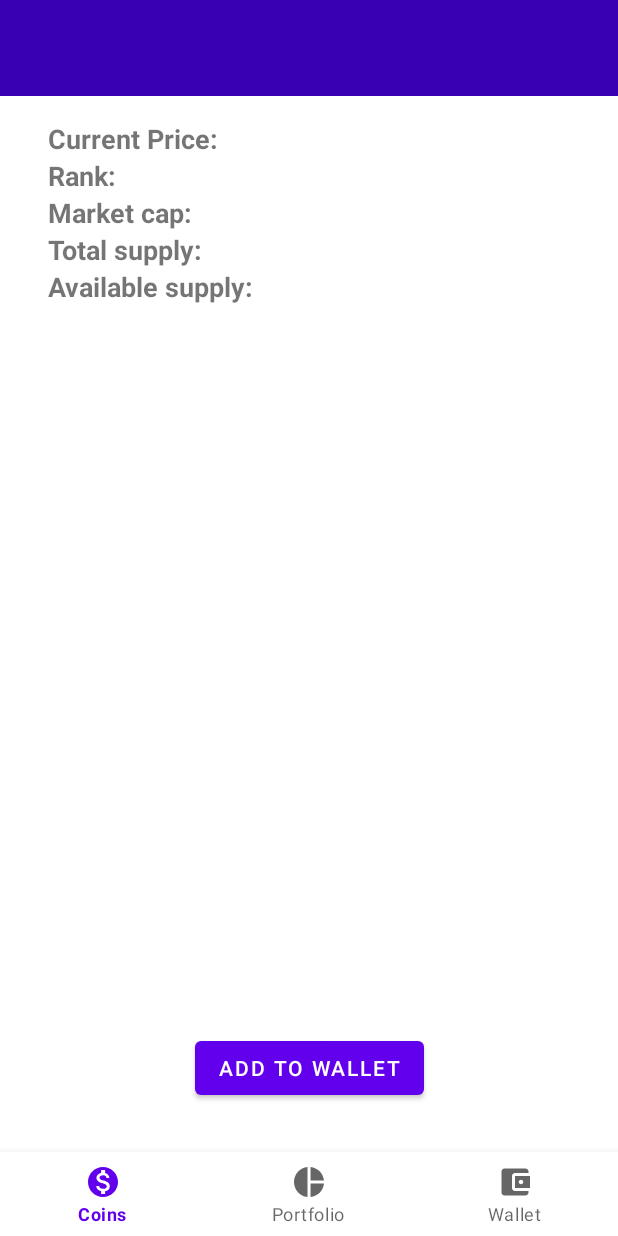
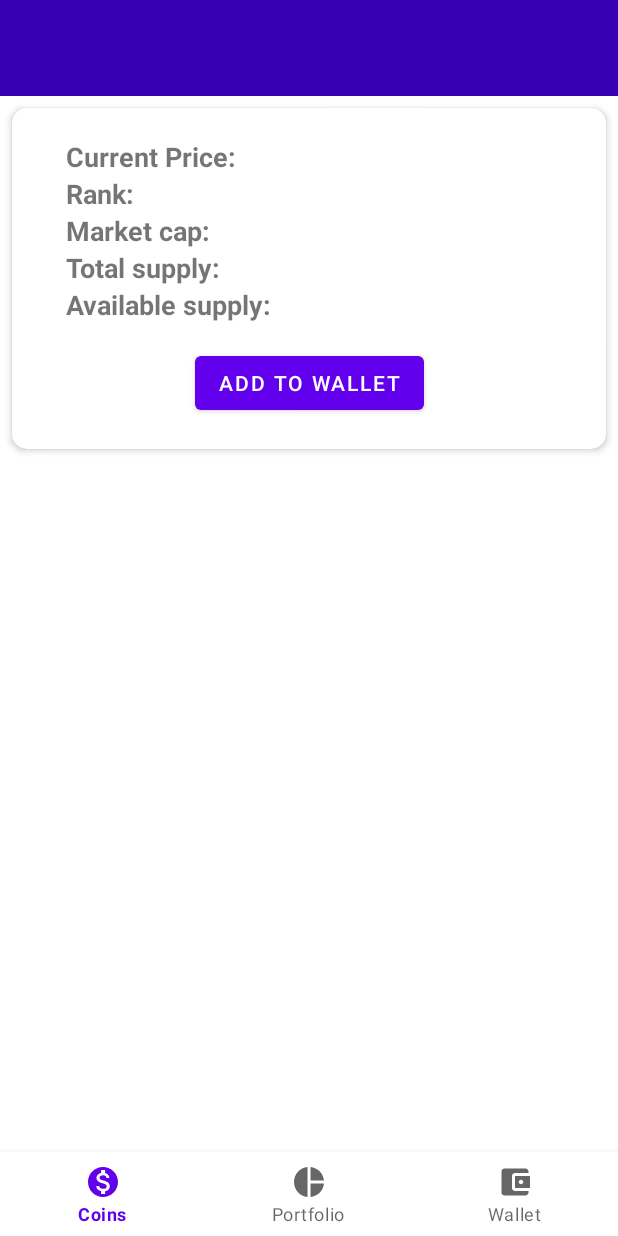
Before and after one commit to jazzysnake/HodlPal, an Android app: the CoinDetails screen opened through its navigation route, on a phone screen of 412 x 824 dp. Run offline under Robolectric (Android 15) with nearby library versions, the phone set to English and light mode, and no system bars; our stand-ins replace Room's generated code, navigation-ui; network calls fail; pictures from the network do not load; 2 statements that could not run were skipped.

```diff
--- a/app/src/main/java/hu/jazzy/hodlpal/adapter/CoinAdapter.kt
+++ b/app/src/main/java/hu/jazzy/hodlpal/adapter/CoinAdapter.kt
@@ -1,5 +1,6 @@
 package hu.jazzy.hodlpal.adapter
 
+import android.util.Log
 import android.view.LayoutInflater
 import android.view.ViewGroup
 import androidx.navigation.findNavController
--- a/app/src/main/java/hu/jazzy/hodlpal/database/Dao.kt
+++ b/app/src/main/java/hu/jazzy/hodlpal/database/Dao.kt
@@ -22,6 +22,9 @@ interface Dao {
     @Query(value = "SELECT * FROM coin_holdings_table ORDER BY rank DESC")
     fun readAllCoinHoldings():LiveData<List<CoinHolding>>
 
+    @Query("DELETE FROM coin_holdings_table WHERE id=:iD")
+    suspend fun deleteCoinHolding(iD: Int)
+
     @Insert(onConflict = OnConflictStrategy.IGNORE)
     suspend fun addCoinHolding(coin:CoinHolding):Long
 
--- a/app/src/main/java/hu/jazzy/hodlpal/repository/HoldingsRepository.kt
+++ b/app/src/main/java/hu/jazzy/hodlpal/repository/HoldingsRepository.kt
@@ -24,6 +24,10 @@ class HoldingsRepository(private val dao: Dao) {
         dao.updateCoinTx(coinTransaction)
     }
 
+    suspend fun deleteCoinHolding(coinHolding: CoinHolding){
+        dao.deleteCoinHolding(coinHolding.id)
+    }
+
      fun getCoinHoldingByCoinID(coinId: String): LiveData<CoinHolding> {
         return  dao.getCoinHoldingByCoinID(coinId)
     }
--- a/app/src/main/res/layout/coin_holding_card_layout.xml
+++ b/app/src/main/res/layout/coin_holding_card_layout.xml
@@ -19,9 +19,9 @@
         android:layout_marginLeft="16dp"
         android:layout_marginRight="16dp"
         android:baselineAligned="false"
+        android:clickable="false"
         android:padding="8dp"
         android:weightSum="2">
-
 
 
         <LinearLayout
@@ -32,6 +32,7 @@
             app:layout_constraintBottom_toBottomOf="parent"
             app:layout_constraintStart_toStartOf="parent"
             app:layout_constraintTop_toTopOf="parent">
+
             <ImageView
                 android:id="@+id/card_image"
                 android:layout_width="32dp"
--- a/app/src/main/res/layout/fragment_coin_detais.xml
+++ b/app/src/main/res/layout/fragment_coin_detais.xml
@@ -10,8 +10,8 @@
         android:id="@+id/title_bar_layout"
         android:layout_width="match_parent"
         android:layout_height="wrap_content"
+        android:background="@color/design_default_color_primary_variant"
         android:orientation="horizontal"
-        android:background="@color/design_default_color_primary_variant"
         app:layout_constraintStart_toStartOf="parent"
         app:layout_constraintTop_toTopOf="parent">
 
@@ -24,9 +24,9 @@
             android:paddingLeft="32dp"
             android:paddingRight="32dp"
             android:text=""
-            android:textStyle="bold"
             android:textAlignment="center"
             android:textSize="40sp"
+            android:textStyle="bold"
             app:layout_constraintBottom_toBottomOf="parent"
             app:layout_constraintEnd_toStartOf="@+id/imageView"
             app:layout_constraintLeft_toRightOf="parent"
@@ -38,14 +38,29 @@
             android:id="@+id/imageView"
             android:layout_width="67dp"
             android:layout_height="64dp"
+            android:contentDescription="@string/currency_logo"
             app:layout_constraintEnd_toEndOf="parent"
             app:layout_constraintTop_toTopOf="parent"
-            tools:src="@tools:sample/avatars"
-            android:contentDescription="@string/currency_logo" />
+            tools:src="@tools:sample/avatars" />
 
     </androidx.constraintlayout.widget.ConstraintLayout>
 
 
+    <androidx.cardview.widget.CardView
+        android:id="@+id/details_cardView"
+        android:layout_width="match_parent"
+        android:layout_height="0dp"
+        android:layout_margin="8dp"
+        app:cardCornerRadius="10dp"
+        app:cardElevation="3dp"
+        app:contentPadding="4dp"
+        app:layout_constraintLeft_toLeftOf="parent"
+        app:layout_constraintRight_toRightOf="parent"
+        app:layout_constraintTop_toBottomOf="@+id/title_bar_layout">
+
+        <androidx.constraintlayout.widget.ConstraintLayout
+            android:layout_width="match_parent"
+            android:layout_height="match_parent">
 
             <TextView
                 android:id="@+id/current_price_tv"
@@ -55,12 +70,12 @@
                 android:paddingLeft="32dp"
                 android:paddingRight="32dp"
                 android:text="@string/current_price"
+                android:textSize="18sp"
+
                 android:textStyle="bold"
-
-        android:textSize="18sp"
                 app:layout_constraintEnd_toEndOf="parent"
                 app:layout_constraintStart_toStartOf="parent"
-        app:layout_constraintTop_toBottomOf="@+id/title_bar_layout" />
+                app:layout_constraintTop_toTopOf="parent" />
 
             <TextView
                 android:id="@+id/rank_tv"
@@ -126,10 +141,17 @@
                 android:id="@+id/buy_button"
                 android:layout_width="wrap_content"
                 android:layout_height="wrap_content"
-        android:layout_marginBottom="32dp"
+                android:layout_marginVertical="16dp"
                 android:text="@string/add_to_wallet"
+                app:layout_constraintTop_toBottomOf="@id/available_supply_tv"
                 app:layout_constraintBottom_toBottomOf="parent"
                 app:layout_constraintEnd_toEndOf="parent"
                 app:layout_constraintStart_toStartOf="parent" />
 
+
         </androidx.constraintlayout.widget.ConstraintLayout>
+
+    </androidx.cardview.widget.CardView>
+
+
+</androidx.constraintlayout.widget.ConstraintLayout>
--- a/app/src/main/res/navigation/nav_graph.xml
+++ b/app/src/main/res/navigation/nav_graph.xml
@@ -19,7 +19,11 @@
         android:id="@+id/portfolio"
         android:name="hu.jazzy.hodlpal.fragments.Portfolio"
         android:label="fragment_portfolio"
-        tools:layout="@layout/fragment_portfolio" />
+        tools:layout="@layout/fragment_portfolio" >
+        <action
+            android:id="@+id/action_portfolio_to_sellCoin"
+            app:destination="@id/sellCoin" />
+    </fragment>
     <fragment
         android:id="@+id/wallet"
         android:name="hu.jazzy.hodlpal.fragments.Wallet"
@@ -71,5 +75,22 @@
             app:destination="@id/wallet"
             app:popUpTo="@id/wallet" />
     </dialog>
+    <fragment
+        android:id="@+id/sellCoin"
+        android:name="hu.jazzy.hodlpal.fragments.SellCoin"
+        android:label="fragment_sell_coin"
+        tools:layout="@layout/fragment_sell_coin" >
+        <action
+            android:id="@+id/action_sellCoin_to_portfolio"
+            app:destination="@id/portfolio"
+            app:popUpTo="@id/portfolio" />
+        <argument
+            android:name="coinId"
+            app:argType="string" />
+        <argument
+            android:name="chosenFiat"
+            app:argType="hu.jazzy.hodlpal.model.Fiat" />
+
+    </fragment>
 
 </navigation>
--- a/app/src/main/res/values/strings.xml
+++ b/app/src/main/res/values/strings.xml
@@ -15,4 +15,5 @@
     <string name="total_value">Total value:</string>
     <string name="total_evaluation">Total evaluation:</string>
     <string name="currency_logo">Currency logo</string>
+    <string name="sell">Sell</string>
 </resources>
--- a/build.gradle
+++ b/build.gradle
@@ -6,7 +6,7 @@ buildscript {
     }
     dependencies {
         classpath "com.android.tools.build:gradle:7.0.3"
-        classpath "org.jetbrains.kotlin:kotlin-gradle-plugin:1.5.31"
+        classpath 'org.jetbrains.kotlin:kotlin-gradle-plugin:1.5.31'
         def nav_version = "2.3.0-alpha04"
         classpath "androidx.navigation:navigation-safe-args-gradle-plugin:$nav_version"
 
```
Also changed, not shown: app/src/main/java/hu/jazzy/hodlpal/adapter/CoinHoldingAdapter.kt (+33 -8 lines), app/src/main/java/hu/jazzy/hodlpal/fragments/Portfolio.kt (+20 -10 lines), app/src/main/java/hu/jazzy/hodlpal/fragments/SellCoin.kt (added, +107 -0 lines), app/src/main/java/hu/jazzy/hodlpal/viewmodels/HoldingsViewModel.kt (+7 -4 lines), app/src/main/res/layout/fragment_portfolio.xml (+5 -3 lines), app/src/main/res/layout/fragment_sell_coin.xml (added, +105 -0 lines). Lines whose indentation alone changed are shown as unchanged.
